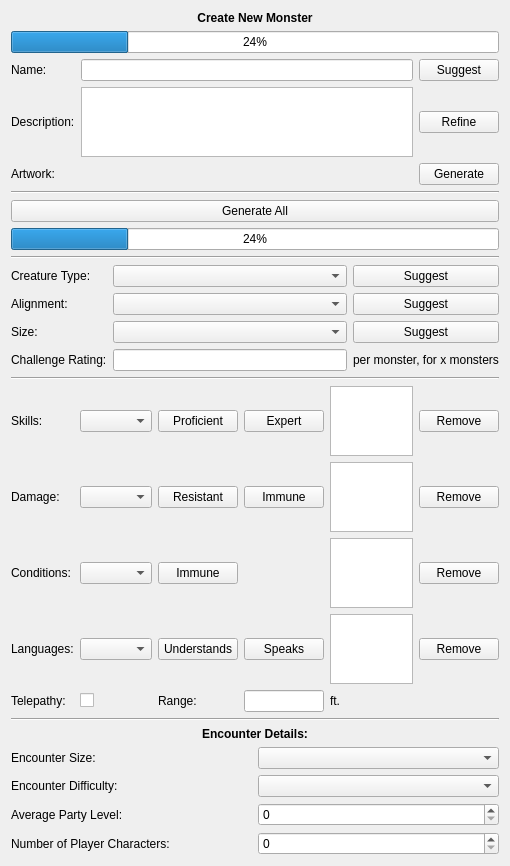
Zhendryk/monster_maker, file monster_forge/gui/view/qt_designer/monster_creation_view.ui: the form before one commit.
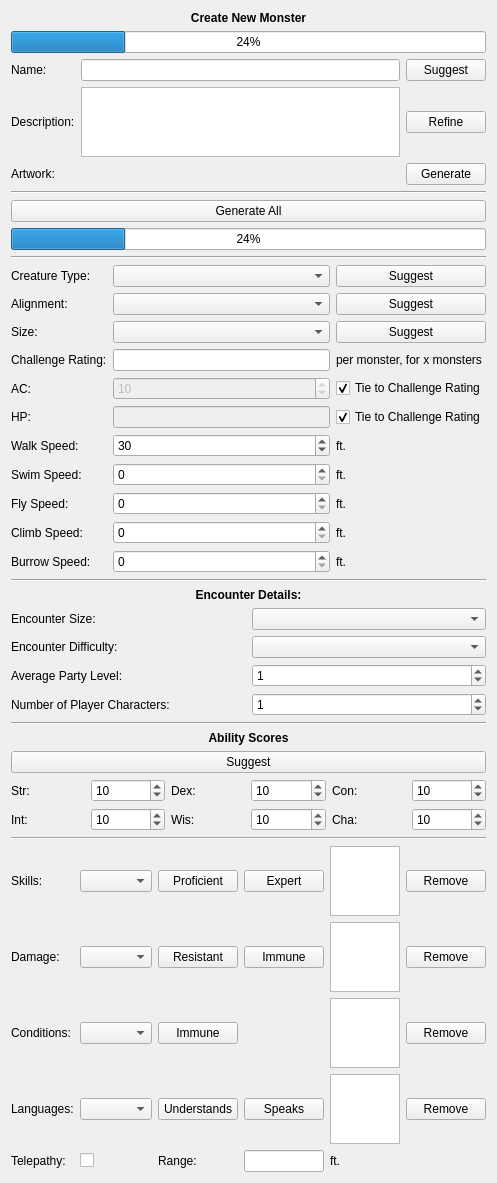
The form after the commit.

```diff
--- a/monster_forge/gui/view/qt_designer/monster_creation_view.ui
+++ b/monster_forge/gui/view/qt_designer/monster_creation_view.ui
@@ -6,8 +6,8 @@
    <rect>
     <x>0</x>
     <y>0</y>
-    <width>510</width>
-    <height>811</height>
+    <width>468</width>
+    <height>1042</height>
    </rect>
   </property>
   <property name="windowTitle">
@@ -132,57 +132,6 @@
    </item>
    <item>
     <layout class="QGridLayout" name="gl_attributes">
-     <item row="1" column="0">
-      <widget class="QLabel" name="_lbl_alignment">
-       <property name="text">
-        <string>Alignment:</string>
-       </property>
-      </widget>
-     </item>
-     <item row="0" column="1">
-      <widget class="QComboBox" name="cb_creature_type"/>
-     </item>
-     <item row="2" column="2">
-      <widget class="QPushButton" name="btn_suggest_size">
-       <property name="text">
-        <string>Suggest</string>
-       </property>
-      </widget>
-     </item>
-     <item row="0" column="0">
-      <widget class="QLabel" name="_lbl_creature_type">
-       <property name="text">
-        <string>Creature Type:</string>
-       </property>
-      </widget>
-     </item>
-     <item row="0" column="2">
-      <widget class="QPushButton" name="btn_suggest_creature_type">
-       <property name="text">
-        <string>Suggest</string>
-       </property>
-      </widget>
-     </item>
-     <item row="1" column="2">
-      <widget class="QPushButton" name="btn_suggest_alignment">
-       <property name="text">
-        <string>Suggest</string>
-       </property>
-      </widget>
-     </item>
-     <item row="1" column="1">
-      <widget class="QComboBox" name="cb_alignment"/>
-     </item>
-     <item row="2" column="0">
-      <widget class="QLabel" name="_lbl_size">
-       <property name="text">
-        <string>Size:</string>
-       </property>
-      </widget>
-     </item>
-     <item row="2" column="1">
-      <widget class="QComboBox" name="cb_size"/>
-     </item>
      <item row="3" column="0">
       <widget class="QLabel" name="_lbl_challenge_rating">
        <property name="text">
@@ -190,9 +139,126 @@
        </property>
       </widget>
      </item>
+     <item row="4" column="0">
+      <widget class="QLabel" name="_lbl_ac">
+       <property name="text">
+        <string>AC:</string>
+       </property>
+      </widget>
+     </item>
+     <item row="1" column="1">
+      <widget class="QComboBox" name="cb_alignment"/>
+     </item>
+     <item row="0" column="2">
+      <widget class="QPushButton" name="btn_suggest_creature_type">
+       <property name="text">
+        <string>Suggest</string>
+       </property>
+      </widget>
+     </item>
+     <item row="6" column="2">
+      <widget class="QLabel" name="_lbl_walk_ft">
+       <property name="text">
+        <string>ft.</string>
+       </property>
+      </widget>
+     </item>
+     <item row="8" column="2">
+      <widget class="QLabel" name="_lbl_fly_ft">
+       <property name="text">
+        <string>ft.</string>
+       </property>
+      </widget>
+     </item>
+     <item row="6" column="1">
+      <widget class="QSpinBox" name="spinbox_walk_speed">
+       <property name="singleStep">
+        <number>5</number>
+       </property>
+       <property name="value">
+        <number>30</number>
+       </property>
+      </widget>
+     </item>
      <item row="3" column="1">
       <widget class="QLineEdit" name="lineedit_challenge_rating"/>
      </item>
+     <item row="8" column="0">
+      <widget class="QLabel" name="_lbl_fly_speed">
+       <property name="text">
+        <string>Fly Speed:</string>
+       </property>
+      </widget>
+     </item>
+     <item row="2" column="2">
+      <widget class="QPushButton" name="btn_suggest_size">
+       <property name="text">
+        <string>Suggest</string>
+       </property>
+      </widget>
+     </item>
+     <item row="7" column="2">
+      <widget class="QLabel" name="_lbl_swim_ft">
+       <property name="text">
+        <string>ft.</string>
+       </property>
+      </widget>
+     </item>
+     <item row="5" column="1">
+      <widget class="QLineEdit" name="lineedit_hp">
+       <property name="enabled">
+        <bool>false</bool>
+       </property>
+      </widget>
+     </item>
+     <item row="9" column="0">
+      <widget class="QLabel" name="_lbl_climb_speed">
+       <property name="text">
+        <string>Climb Speed:</string>
+       </property>
+      </widget>
+     </item>
+     <item row="7" column="1">
+      <widget class="QSpinBox" name="spinbox_swim_speed">
+       <property name="singleStep">
+        <number>5</number>
+       </property>
+      </widget>
+     </item>
+     <item row="8" column="1">
+      <widget class="QSpinBox" name="spinbox_fly_speed">
+       <property name="singleStep">
+        <number>5</number>
+       </property>
+      </widget>
+     </item>
+     <item row="7" column="0">
+      <widget class="QLabel" name="_lbl_swim_speed">
+       <property name="text">
+        <string>Swim Speed:</string>
+       </property>
+      </widget>
+     </item>
+     <item row="4" column="1">
+      <widget class="QSpinBox" name="spinbox_ac">
+       <property name="enabled">
+        <bool>false</bool>
+       </property>
+       <property name="maximum">
+        <number>30</number>
+       </property>
+       <property name="value">
+        <number>10</number>
+       </property>
+      </widget>
+     </item>
+     <item row="2" column="0">
+      <widget class="QLabel" name="_lbl_size">
+       <property name="text">
+        <string>Size:</string>
+       </property>
+      </widget>
+     </item>
      <item row="3" column="2">
       <widget class="QLabel" name="lbl_per_monster_for_x_monsters">
        <property name="text">
@@ -200,6 +266,102 @@
        </property>
       </widget>
      </item>
+     <item row="6" column="0">
+      <widget class="QLabel" name="_lbl_walk_speed">
+       <property name="text">
+        <string>Walk Speed:</string>
+       </property>
+      </widget>
+     </item>
+     <item row="1" column="0">
+      <widget class="QLabel" name="_lbl_alignment">
+       <property name="text">
+        <string>Alignment:</string>
+       </property>
+      </widget>
+     </item>
+     <item row="1" column="2">
+      <widget class="QPushButton" name="btn_suggest_alignment">
+       <property name="text">
+        <string>Suggest</string>
+       </property>
+      </widget>
+     </item>
+     <item row="0" column="1">
+      <widget class="QComboBox" name="cb_creature_type"/>
+     </item>
+     <item row="4" column="2">
+      <widget class="QCheckBox" name="checkbox_ac_cr_tie">
+       <property name="text">
+        <string>Tie to Challenge Rating</string>
+       </property>
+       <property name="checked">
+        <bool>true</bool>
+       </property>
+      </widget>
+     </item>
+     <item row="5" column="2">
+      <widget class="QCheckBox" name="checkbox_hp_cr_tie">
+       <property name="text">
+        <string>Tie to Challenge Rating</string>
+       </property>
+       <property name="checked">
+        <bool>true</bool>
+       </property>
+      </widget>
+     </item>
+     <item row="2" column="1">
+      <widget class="QComboBox" name="cb_size"/>
+     </item>
+     <item row="5" column="0">
+      <widget class="QLabel" name="_lbl_hp">
+       <property name="text">
+        <string>HP:</string>
+       </property>
+      </widget>
+     </item>
+     <item row="0" column="0">
+      <widget class="QLabel" name="_lbl_creature_type">
+       <property name="text">
+        <string>Creature Type:</string>
+       </property>
+      </widget>
+     </item>
+     <item row="10" column="0">
+      <widget class="QLabel" name="_lbl_burrow_speed">
+       <property name="text">
+        <string>Burrow Speed:</string>
+       </property>
+      </widget>
+     </item>
+     <item row="10" column="1">
+      <widget class="QSpinBox" name="spinbox_burrow_speed">
+       <property name="singleStep">
+        <number>5</number>
+       </property>
+      </widget>
+     </item>
+     <item row="9" column="1">
+      <widget class="QSpinBox" name="spinbox_climb_speed">
+       <property name="singleStep">
+        <number>5</number>
+       </property>
+      </widget>
+     </item>
+     <item row="9" column="2">
+      <widget class="QLabel" name="_lbl_climb_ft">
+       <property name="text">
+        <string>ft.</string>
+       </property>
+      </widget>
+     </item>
+     <item row="10" column="2">
+      <widget class="QLabel" name="_lbl_burrow_ft">
+       <property name="text">
+        <string>ft.</string>
+       </property>
+      </widget>
+     </item>
     </layout>
    </item>
    <item>
@@ -209,29 +371,201 @@
      </property>
     </widget>
    </item>
+   <item>
+    <widget class="QLabel" name="_lbl_encounter_details_title">
+     <property name="font">
+      <font>
+       <weight>75</weight>
+       <bold>true</bold>
+      </font>
+     </property>
+     <property name="text">
+      <string>Encounter Details:</string>
+     </property>
+     <property name="alignment">
+      <set>Qt::AlignCenter</set>
+     </property>
+    </widget>
+   </item>
+   <item>
+    <layout class="QGridLayout" name="gl_encounter_details">
+     <item row="0" column="1">
+      <widget class="QComboBox" name="cb_encounter_size"/>
+     </item>
+     <item row="1" column="0">
+      <widget class="QLabel" name="_lbl_encounter_difficulty">
+       <property name="text">
+        <string>Encounter Difficulty:</string>
+       </property>
+      </widget>
+     </item>
+     <item row="2" column="1">
+      <widget class="QSpinBox" name="spinbox_avg_party_lvl">
+       <property name="value">
+        <number>1</number>
+       </property>
+      </widget>
+     </item>
+     <item row="2" column="0">
+      <widget class="QLabel" name="_lbl_avg_party_lvl">
+       <property name="text">
+        <string>Average Party Level:</string>
+       </property>
+      </widget>
+     </item>
+     <item row="1" column="1">
+      <widget class="QComboBox" name="cb_encounter_difficulty"/>
+     </item>
+     <item row="0" column="0">
+      <widget class="QLabel" name="_lbl_encounter_size">
+       <property name="text">
+        <string>Encounter Size:</string>
+       </property>
+      </widget>
+     </item>
+     <item row="3" column="0">
+      <widget class="QLabel" name="_lbl_num_pcs">
+       <property name="text">
+        <string>Number of Player Characters:</string>
+       </property>
+      </widget>
+     </item>
+     <item row="3" column="1">
+      <widget class="QSpinBox" name="spinbox_num_pcs">
+       <property name="value">
+        <number>1</number>
+       </property>
+      </widget>
+     </item>
+    </layout>
+   </item>
+   <item>
+    <widget class="Line" name="_hl_4">
+     <property name="orientation">
+      <enum>Qt::Horizontal</enum>
+     </property>
+    </widget>
+   </item>
+   <item>
+    <widget class="QLabel" name="_lbl_ability_scores">
+     <property name="font">
+      <font>
+       <weight>75</weight>
+       <bold>true</bold>
+      </font>
+     </property>
+     <property name="text">
+      <string>Ability Scores</string>
+     </property>
+     <property name="alignment">
+      <set>Qt::AlignCenter</set>
+     </property>
+    </widget>
+   </item>
+   <item>
+    <widget class="QPushButton" name="btn_suggest_ability_scores">
+     <property name="text">
+      <string>Suggest</string>
+     </property>
+    </widget>
+   </item>
+   <item>
+    <layout class="QGridLayout" name="gl_ability_scores">
+     <item row="0" column="2">
+      <widget class="QLabel" name="_lbl_dex">
+       <property name="text">
+        <string>Dex:</string>
+       </property>
+      </widget>
+     </item>
+     <item row="0" column="4">
+      <widget class="QLabel" name="_lbl_con">
+       <property name="text">
+        <string>Con:</string>
+       </property>
+      </widget>
+     </item>
+     <item row="0" column="1">
+      <widget class="QSpinBox" name="spinbox_str">
+       <property name="value">
+        <number>10</number>
+       </property>
+      </widget>
+     </item>
+     <item row="0" column="0">
+      <widget class="QLabel" name="_lbl_str">
+       <property name="text">
+        <string>Str:</string>
+       </property>
+      </widget>
+     </item>
+     <item row="0" column="3">
+      <widget class="QSpinBox" name="spinbox_dex">
+       <property name="value">
+        <number>10</number>
+       </property>
+      </widget>
+     </item>
+     <item row="0" column="5">
+      <widget class="QSpinBox" name="spinbox_con">
+       <property name="value">
+        <number>10</number>
+       </property>
+      </widget>
+     </item>
+     <item row="1" column="0">
+      <widget class="QLabel" name="_lbl_int">
+       <property name="text">
+        <string>Int:</string>
+       </property>
+      </widget>
+     </item>
+     <item row="1" column="1">
+      <widget class="QSpinBox" name="spinbox_int">
+       <property name="value">
+        <number>10</number>
+       </property>
+      </widget>
+     </item>
+     <item row="1" column="2">
+      <widget class="QLabel" name="_lbl_wis">
+       <property name="text">
+        <string>Wis:</string>
+       </property>
+      </widget>
+     </item>
+     <item row="1" column="3">
+      <widget class="QSpinBox" name="spinbox_wis">
+       <property name="value">
+        <number>10</number>
+       </property>
+      </widget>
+     </item>
+     <item row="1" column="4">
+      <widget class="QLabel" name="_lbl_cha">
+       <property name="text">
+        <string>Cha:</string>
+       </property>
+      </widget>
+     </item>
+     <item row="1" column="5">
+      <widget class="QSpinBox" name="spinbox_cha">
+       <property name="value">
+        <number>10</number>
+       </property>
+      </widget>
+     </item>
+    </layout>
+   </item>
+   <item>
+    <widget class="Line" name="line">
+     <property name="orientation">
+      <enum>Qt::Horizontal</enum>
+     </property>
+    </widget>
+   </item>
    <item>
     <layout class="QGridLayout" name="gl_skills">
-     <item row="1" column="5">
-      <widget class="QPushButton" name="btn_remove_damage">
-       <property name="text">
-        <string>Remove</string>
-       </property>
-      </widget>
-     </item>
-     <item row="1" column="0">
-      <widget class="QLabel" name="_lbl_dmg">
-       <property name="text">
-        <string>Damage:</string>
-       </property>
-      </widget>
-     </item>
-     <item row="1" column="2">
-      <widget class="QPushButton" name="btn_resistant_damage">
-       <property name="text">
-        <string>Resistant</string>
-       </property>
-      </widget>
-     </item>
      <item row="2" column="5">
       <widget class="QPushButton" name="btn_remove_condition">
        <property name="text">
@@ -239,16 +573,16 @@
        </property>
       </widget>
      </item>
-     <item row="0" column="1">
-      <widget class="QComboBox" name="cb_skills"/>
-     </item>
-     <item row="0" column="2">
-      <widget class="QPushButton" name="btn_proficient_skill">
+     <item row="4" column="0">
+      <widget class="QLabel" name="_lbl_telepathy">
        <property name="text">
-        <string>Proficient</string>
+        <string>Telepathy:</string>
        </property>
       </widget>
      </item>
+     <item row="2" column="4">
+      <widget class="QListWidget" name="listview_conditions"/>
+     </item>
      <item row="3" column="0">
       <widget class="QLabel" name="_lbl_languages">
        <property name="text">
@@ -256,21 +590,45 @@
        </property>
       </widget>
      </item>
-     <item row="0" column="4">
-      <widget class="QListWidget" name="listview_skills"/>
+     <item row="0" column="2">
+      <widget class="QPushButton" name="btn_proficient_skill">
+       <property name="text">
+        <string>Proficient</string>
+       </property>
+      </widget>
      </item>
-     <item row="0" column="5">
-      <widget class="QPushButton" name="btn_remove_skill">
+     <item row="3" column="1">
+      <widget class="QComboBox" name="cb_languages"/>
+     </item>
+     <item row="0" column="1">
+      <widget class="QComboBox" name="cb_skills"/>
+     </item>
+     <item row="1" column="4">
+      <widget class="QListWidget" name="listview_damage"/>
+     </item>
+     <item row="2" column="0">
+      <widget class="QLabel" name="_lbl_conditions">
        <property name="text">
-        <string>Remove</string>
+        <string>Conditions:</string>
        </property>
       </widget>
      </item>
-     <item row="2" column="1">
-      <widget class="QComboBox" name="cb_conditions"/>
+     <item row="1" column="0">
+      <widget class="QLabel" name="_lbl_dmg">
+       <property name="text">
+        <string>Damage:</string>
+       </property>
+      </widget>
      </item>
-     <item row="1" column="1">
-      <widget class="QComboBox" name="cb_damage"/>
+     <item row="3" column="4">
+      <widget class="QListWidget" name="listview_languages"/>
+     </item>
+     <item row="1" column="3">
+      <widget class="QPushButton" name="btn_immune_damage">
+       <property name="text">
+        <string>Immune</string>
+       </property>
+      </widget>
      </item>
      <item row="3" column="3">
       <widget class="QPushButton" name="btn_speaks_language">
@@ -279,6 +637,16 @@
        </property>
       </widget>
      </item>
+     <item row="4" column="3">
+      <widget class="QLineEdit" name="lineedit_telepathy_range"/>
+     </item>
+     <item row="2" column="2">
+      <widget class="QPushButton" name="btn_immune_condition">
+       <property name="text">
+        <string>Immune</string>
+       </property>
+      </widget>
+     </item>
      <item row="3" column="2">
       <widget class="QPushButton" name="btn_understands_language">
        <property name="text">
@@ -286,19 +654,23 @@
        </property>
       </widget>
      </item>
-     <item row="1" column="4">
-      <widget class="QListWidget" name="listview_damage"/>
+     <item row="0" column="4">
+      <widget class="QListWidget" name="listview_skills"/>
      </item>
-     <item row="3" column="5">
-      <widget class="QPushButton" name="btn_remove_language">
+     <item row="4" column="4">
+      <widget class="QLabel" name="_lbl_ft">
+       <property name="text">
+        <string>ft.</string>
+       </property>
+      </widget>
+     </item>
+     <item row="1" column="5">
+      <widget class="QPushButton" name="btn_remove_damage">
        <property name="text">
         <string>Remove</string>
        </property>
       </widget>
      </item>
-     <item row="2" column="4">
-      <widget class="QListView" name="listview_conditions"/>
-     </item>
      <item row="0" column="3">
       <widget class="QPushButton" name="btn_expert_skill">
        <property name="text">
@@ -306,13 +678,6 @@
        </property>
       </widget>
      </item>
-     <item row="2" column="0">
-      <widget class="QLabel" name="_lbl_conditions">
-       <property name="text">
-        <string>Conditions:</string>
-       </property>
-      </widget>
-     </item>
      <item row="0" column="0">
       <widget class="QLabel" name="_lbl_skills">
        <property name="text">
@@ -320,37 +685,27 @@
        </property>
       </widget>
      </item>
-     <item row="3" column="1">
-      <widget class="QComboBox" name="cb_languages"/>
-     </item>
-     <item row="1" column="3">
-      <widget class="QPushButton" name="btn_immune_damage">
+     <item row="3" column="5">
+      <widget class="QPushButton" name="btn_remove_language">
        <property name="text">
-        <string>Immune</string>
+        <string>Remove</string>
        </property>
       </widget>
      </item>
-     <item row="2" column="2">
-      <widget class="QPushButton" name="btn_immune_condition">
+     <item row="0" column="5">
+      <widget class="QPushButton" name="btn_remove_skill">
        <property name="text">
-        <string>Immune</string>
+        <string>Remove</string>
        </property>
       </widget>
      </item>
-     <item row="3" column="4">
-      <widget class="QListView" name="listview_languages"/>
+     <item row="1" column="1">
+      <widget class="QComboBox" name="cb_damage"/>
      </item>
-     <item row="4" column="0">
-      <widget class="QLabel" name="_lbl_telepathy">
+     <item row="1" column="2">
+      <widget class="QPushButton" name="btn_resistant_damage">
        <property name="text">
-        <string>Telepathy:</string>
-       </property>
-      </widget>
-     </item>
-     <item row="4" column="1">
-      <widget class="QCheckBox" name="checkbox_telepathy">
-       <property name="text">
-        <string/>
+        <string>Resistant</string>
        </property>
       </widget>
      </item>
@@ -361,82 +716,15 @@
        </property>
       </widget>
      </item>
-     <item row="4" column="3">
-      <widget class="QLineEdit" name="lineedit_telepathy_range"/>
-     </item>
-     <item row="4" column="4">
-      <widget class="QLabel" name="_lbl_ft">
+     <item row="4" column="1">
+      <widget class="QCheckBox" name="checkbox_telepathy">
        <property name="text">
-        <string>ft.</string>
-       </property>
-      </widget>
-     </item>
-    </layout>
-   </item>
-   <item>
-    <widget class="Line" name="_hl_4">
-     <property name="orientation">
-      <enum>Qt::Horizontal</enum>
-     </property>
-    </widget>
-   </item>
-   <item>
-    <widget class="QLabel" name="_lbl_encounter_details_title">
-     <property name="font">
-      <font>
-       <weight>75</weight>
-       <bold>true</bold>
-      </font>
-     </property>
-     <property name="text">
-      <string>Encounter Details:</string>
-     </property>
-     <property name="alignment">
-      <set>Qt::AlignCenter</set>
-     </property>
-    </widget>
-   </item>
-   <item>
-    <layout class="QGridLayout" name="gl_encounter_details">
-     <item row="0" column="1">
-      <widget class="QComboBox" name="cb_encounter_size"/>
-     </item>
-     <item row="1" column="0">
-      <widget class="QLabel" name="_lbl_encounter_difficulty">
-       <property name="text">
-        <string>Encounter Difficulty:</string>
+        <string/>
        </property>
       </widget>
      </item>
      <item row="2" column="1">
-      <widget class="QSpinBox" name="spinbox_avg_party_lvl"/>
-     </item>
-     <item row="2" column="0">
-      <widget class="QLabel" name="_lbl_avg_party_lvl">
-       <property name="text">
-        <string>Average Party Level:</string>
-       </property>
-      </widget>
-     </item>
-     <item row="1" column="1">
-      <widget class="QComboBox" name="cb_encounter_difficulty"/>
-     </item>
-     <item row="0" column="0">
-      <widget class="QLabel" name="_lbl_encounter_size">
-       <property name="text">
-        <string>Encounter Size:</string>
-       </property>
-      </widget>
-     </item>
-     <item row="3" column="0">
-      <widget class="QLabel" name="_lbl_num_pcs">
-       <property name="text">
-        <string>Number of Player Characters:</string>
-       </property>
-      </widget>
-     </item>
-     <item row="3" column="1">
-      <widget class="QSpinBox" name="spinbox_num_pcs"/>
+      <widget class="QComboBox" name="cb_conditions"/>
      </item>
     </layout>
    </item>
```
